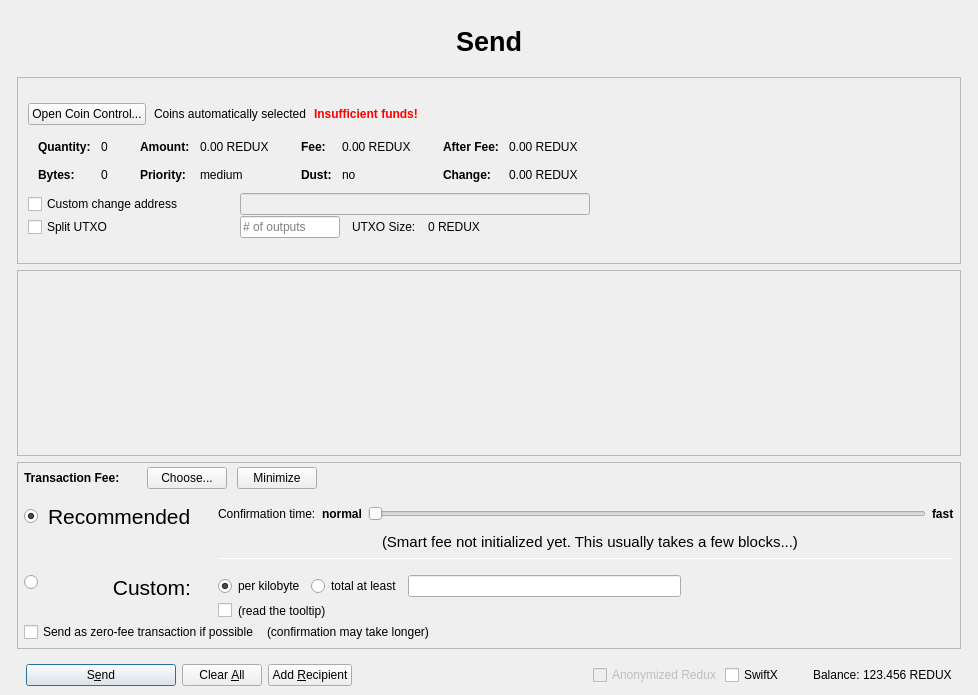
Old version of the form src/qt/forms/sendcoinsdialog.ui in the repository sicXnull/test.
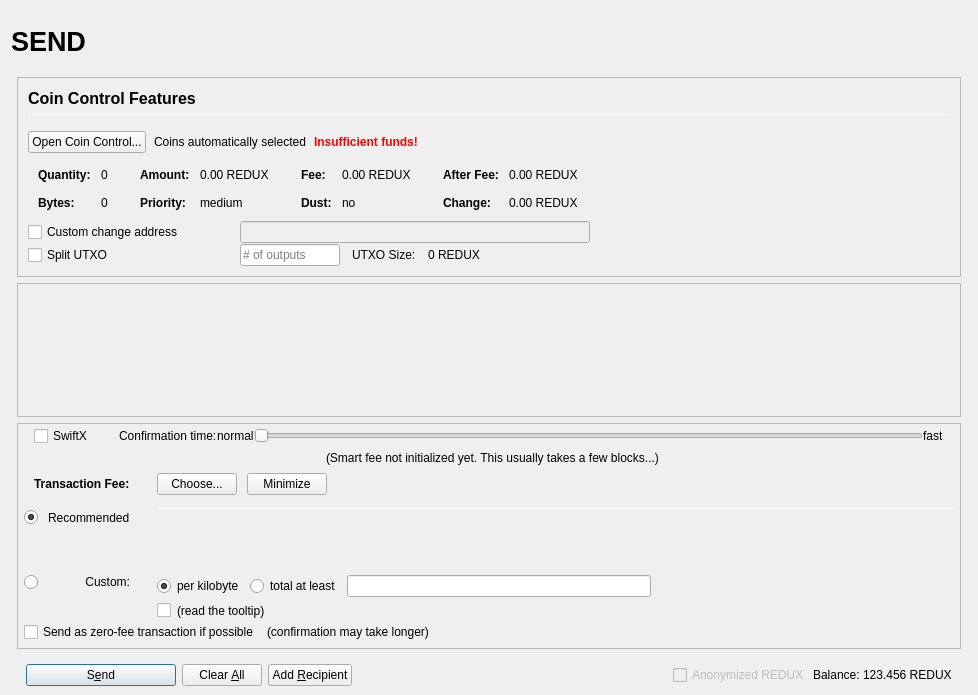
New version of the form. Icons and pictures are not drawn. Custom widgets are drawn as their Qt base class.

What changed in the file:
```diff
--- a/src/qt/forms/sendcoinsdialog.ui
+++ b/src/qt/forms/sendcoinsdialog.ui
@@ -53,7 +53,7 @@
          <number>0</number>
         </property>
         <item>
-         <layout class="QHBoxLayout" name="horizontalLayout_Header" stretch="0">
+         <layout class="QHBoxLayout" name="horizontalLayout_Header" stretch="1,0,1">
           <property name="spacing">
            <number>6</number>
           </property>
@@ -79,10 +79,50 @@
              </font>
             </property>
             <property name="text">
-             <string>Send</string>
+             <string>SEND</string>
             </property>
             <property name="alignment">
-             <set>Qt::AlignCenter</set>
+             <set>Qt::AlignLeading|Qt::AlignLeft|Qt::AlignVCenter</set>
+            </property>
+           </widget>
+          </item>
+          <item>
+           <spacer name="horizontalSpacer_Header">
+            <property name="orientation">
+             <enum>Qt::Horizontal</enum>
+            </property>
+            <property name="sizeHint" stdset="0">
+             <size>
+              <width>40</width>
+              <height>20</height>
+             </size>
+            </property>
+           </spacer>
+          </item>
+          <item>
+           <widget class="QLabel" name="labelOverviewHeaderRight">
+            <property name="minimumSize">
+             <size>
+              <width>464</width>
+              <height>60</height>
+             </size>
+            </property>
+            <property name="maximumSize">
+             <size>
+              <width>16777215</width>
+              <height>60</height>
+             </size>
+            </property>
+            <property name="font">
+             <font>
+              <pointsize>14</pointsize>
+             </font>
+            </property>
+            <property name="text">
+             <string/>
+            </property>
+            <property name="alignment">
+             <set>Qt::AlignRight|Qt::AlignTrailing|Qt::AlignVCenter</set>
             </property>
            </widget>
           </item>
@@ -170,6 +210,54 @@
                   <property name="spacing">
                    <number>6</number>
                   </property>
+                  <item>
+                   <widget class="QLabel" name="labelCoinControlFeatures">
+                    <property name="sizePolicy">
+                     <sizepolicy hsizetype="Preferred" vsizetype="Maximum">
+                      <horstretch>0</horstretch>
+                      <verstretch>0</verstretch>
+                     </sizepolicy>
+                    </property>
+                    <property name="minimumSize">
+                     <size>
+                      <width>0</width>
+                      <height>20</height>
+                     </size>
+                    </property>
+                    <property name="font">
+                     <font>
+                      <pointsize>12</pointsize>
+                      <weight>75</weight>
+                      <bold>true</bold>
+                     </font>
+                    </property>
+                    <property name="styleSheet">
+                     <string notr="true">font-weight:bold;</string>
+                    </property>
+                    <property name="text">
+                     <string>Coin Control Features</string>
+                    </property>
+                   </widget>
+                  </item>
+                  <item>
+                   <widget class="Line" name="line">
+                    <property name="minimumSize">
+                     <size>
+                      <width>0</width>
+                      <height>1</height>
+                     </size>
+                    </property>
+                    <property name="maximumSize">
+                     <size>
+                      <width>16777215</width>
+                      <height>1</height>
+                     </size>
+                    </property>
+                    <property name="orientation">
+                     <enum>Qt::Horizontal</enum>
+                    </property>
+                   </widget>
+                  </item>
                  </layout>
                 </item>
                </layout>
@@ -184,12 +272,6 @@
                 </property>
                 <item>
                  <widget class="QPushButton" name="pushButtonCoinControl">
-                  <property name="sizePolicy">
-                   <sizepolicy hsizetype="Minimum" vsizetype="Fixed">
-                    <horstretch>0</horstretch>
-                    <verstretch>0</verstretch>
-                   </sizepolicy>
-                  </property>
                   <property name="styleSheet">
                    <string notr="true"/>
                   </property>
@@ -816,7 +898,7 @@
              <x>0</x>
              <y>0</y>
              <width>944</width>
-             <height>110</height>
+             <height>69</height>
             </rect>
            </property>
            <layout class="QVBoxLayout" name="verticalLayout_2" stretch="0,1">
@@ -893,7 +975,7 @@
             <number>0</number>
            </property>
            <item>
-            <layout class="QVBoxLayout" name="verticalLayoutFee2" stretch="0,0,0">
+            <layout class="QVBoxLayout" name="verticalLayoutFee2" stretch="0,0,0,0">
              <property name="spacing">
               <number>0</number>
              </property>
@@ -906,8 +988,179 @@
              <property name="rightMargin">
               <number>6</number>
              </property>
+             <item>
+              <layout class="QVBoxLayout" name="verticalLayout_feeConf">
+               <property name="spacing">
+                <number>0</number>
+               </property>
+               <property name="leftMargin">
+                <number>10</number>
+               </property>
+               <property name="rightMargin">
+                <number>10</number>
+               </property>
+               <property name="bottomMargin">
+                <number>5</number>
+               </property>
+               <item>
+                <layout class="QHBoxLayout" name="horizontalLayoutFee9">
+                 <item>
+                  <widget class="QCheckBox" name="checkSwiftTX">
+                   <property name="enabled">
+                    <bool>true</bool>
+                   </property>
+                   <property name="minimumSize">
+                    <size>
+                     <width>85</width>
+                     <height>0</height>
+                    </size>
+                   </property>
+                   <property name="toolTip">
+                    <string>SwiftX technology allows for near instant transactions - A flat fee of 0.01 REDUX applies</string>
+                   </property>
+                   <property name="text">
+                    <string>SwiftX</string>
+                   </property>
+                  </widget>
+                 </item>
+                 <item>
+                  <widget class="QLabel" name="labelSmartFee3">
+                   <property name="text">
+                    <string>Confirmation time:</string>
+                   </property>
+                   <property name="margin">
+                    <number>2</number>
+                   </property>
+                  </widget>
+                 </item>
+                 <item>
+                  <widget class="QLabel" name="labelSmartFeeNormal">
+                   <property name="text">
+                    <string>normal</string>
+                   </property>
+                   <property name="margin">
+                    <number>8</number>
+                   </property>
+                  </widget>
+                 </item>
+                 <item>
+                  <widget class="QSlider" name="sliderSmartFee">
+                   <property name="minimumSize">
+                    <size>
+                     <width>0</width>
+                     <height>24</height>
+                    </size>
+                   </property>
+                   <property name="minimum">
+                    <number>0</number>
+                   </property>
+                   <property name="maximum">
+                    <number>24</number>
+                   </property>
+                   <property name="pageStep">
+                    <number>1</number>
+                   </property>
+                   <property name="value">
+                    <number>0</number>
+                   </property>
+                   <property name="orientation">
+                    <enum>Qt::Horizontal</enum>
+                   </property>
+                   <property name="invertedAppearance">
+                    <bool>false</bool>
+                   </property>
+                   <property name="invertedControls">
+                    <bool>false</bool>
+                   </property>
+                   <property name="tickPosition">
+                    <enum>QSlider::NoTicks</enum>
+                   </property>
+                  </widget>
+                 </item>
+                 <item>
+                  <widget class="QLabel" name="labelSmartFeeFast">
+                   <property name="text">
+                    <string>fast</string>
+                   </property>
+                   <property name="margin">
+                    <number>8</number>
+                   </property>
+                  </widget>
+                 </item>
+                </layout>
+               </item>
+               <item>
+                <layout class="QHBoxLayout" name="horizontalLayout_recommended_texts">
+                 <property name="spacing">
+                  <number>0</number>
+                 </property>
+                 <item>
+                  <spacer name="horizontalSpacer_8">
+                   <property name="orientation">
+                    <enum>Qt::Horizontal</enum>
+                   </property>
+                   <property name="sizeHint" stdset="0">
+                    <size>
+                     <width>40</width>
+                     <height>20</height>
+                    </size>
+                   </property>
+                  </spacer>
+                 </item>
+                 <item>
+                  <widget class="QLabel" name="labelFeeEstimation">
+                   <property name="text">
+                    <string/>
+                   </property>
+                   <property name="margin">
+                    <number>2</number>
+                   </property>
+                  </widget>
+                 </item>
+                 <item>
+                  <widget class="QLabel" name="labelSmartFee2">
+                   <property name="text">
+                    <string>(Smart fee not initialized yet. This usually takes a few blocks...)</string>
+                   </property>
+                   <property name="alignment">
+                    <set>Qt::AlignLeading|Qt::AlignLeft|Qt::AlignVCenter</set>
+                   </property>
+                   <property name="wordWrap">
+                    <bool>false</bool>
+                   </property>
+                   <property name="margin">
+                    <number>2</number>
+                   </property>
+                   <property name="indent">
+                    <number>-1</number>
+                   </property>
+                  </widget>
+                 </item>
+                 <item>
+                  <spacer name="horizontalSpacer_3">
+                   <property name="orientation">
+                    <enum>Qt::Horizontal</enum>
+                   </property>
+                   <property name="sizeHint" stdset="0">
+                    <size>
+                     <width>40</width>
+                     <height>20</height>
+                    </size>
+                   </property>
+                  </spacer>
+                 </item>
+                </layout>
+               </item>
+              </layout>
+             </item>
              <item>
               <layout class="QHBoxLayout" name="horizontalLayoutFee1">
+               <property name="leftMargin">
+                <number>10</number>
+               </property>
+               <property name="rightMargin">
+                <number>10</number>
+               </property>
                <property name="bottomMargin">
                 <number>0</number>
                </property>
@@ -916,22 +1169,6 @@
                  <property name="spacing">
                   <number>0</number>
                  </property>
-                 <item>
-                  <spacer name="verticalSpacerSmartFee">
-                   <property name="orientation">
-                    <enum>Qt::Vertical</enum>
-                   </property>
-                   <property name="sizeType">
-                    <enum>QSizePolicy::Fixed</enum>
-                   </property>
-                   <property name="sizeHint" stdset="0">
-                    <size>
-                     <width>1</width>
-                     <height>4</height>
-                    </size>
-                   </property>
-                  </spacer>
-                 </item>
                  <item>
                   <layout class="QHBoxLayout" name="horizontalLayoutSmartFee">
                    <property name="spacing">
@@ -1093,11 +1330,6 @@
                   </item>
                   <item row="3" column="1">
                    <widget class="QLabel" name="labelCustomFee">
-                    <property name="font">
-                     <font>
-                      <pointsize>16</pointsize>
-                     </font>
-                    </property>
                     <property name="text">
                      <string>Custom:</string>
                     </property>
@@ -1207,18 +1439,13 @@
                   </item>
                   <item row="1" column="1">
                    <widget class="QLabel" name="labelSmartFee_2">
-                    <property name="font">
-                     <font>
-                      <pointsize>16</pointsize>
-                     </font>
-                    </property>
                     <property name="text">
                      <string>Recommended</string>
                     </property>
                    </widget>
                   </item>
                   <item row="0" column="4" rowspan="3">
-                   <layout class="QVBoxLayout" name="verticalLayoutFee3" stretch="0,0,0,0,1,0">
+                   <layout class="QVBoxLayout" name="verticalLayoutFee3" stretch="0,0,0,0">
                     <property name="spacing">
                      <number>6</number>
                     </property>
@@ -1226,152 +1453,8 @@
                      <number>2</number>
                     </property>
                     <property name="bottomMargin">
-                     <number>0</number>
+                     <number>20</number>
                     </property>
-                    <item>
-                     <layout class="QHBoxLayout" name="horizontalLayoutFee9">
-                      <item>
-                       <widget class="QLabel" name="labelSmartFee3">
-                        <property name="text">
-                         <string>Confirmation time:</string>
-                        </property>
-                        <property name="margin">
-                         <number>2</number>
-                        </property>
-                       </widget>
-                      </item>
-                      <item>
-                       <widget class="QLabel" name="labelSmartFeeNormal">
-                        <property name="font">
-                         <font>
-                          <weight>75</weight>
-                          <bold>true</bold>
-                         </font>
-                        </property>
-                        <property name="text">
-                         <string>normal</string>
-                        </property>
-                        <property name="margin">
-                         <number>2</number>
-                        </property>
-                       </widget>
-                      </item>
-                      <item>
-                       <widget class="QSlider" name="sliderSmartFee">
-                        <property name="minimumSize">
-                         <size>
-                          <width>0</width>
-                          <height>24</height>
-                         </size>
-                        </property>
-                        <property name="minimum">
-                         <number>0</number>
-                        </property>
-                        <property name="maximum">
-                         <number>24</number>
-                        </property>
-                        <property name="pageStep">
-                         <number>1</number>
-                        </property>
-                        <property name="value">
-                         <number>0</number>
-                        </property>
-                        <property name="orientation">
-                         <enum>Qt::Horizontal</enum>
-                        </property>
-                        <property name="invertedAppearance">
-                         <bool>false</bool>
-                        </property>
-                        <property name="invertedControls">
-                         <bool>false</bool>
-                        </property>
-                        <property name="tickPosition">
-                         <enum>QSlider::NoTicks</enum>
-                        </property>
-                       </widget>
-                      </item>
-                      <item>
-                       <widget class="QLabel" name="labelSmartFeeFast">
-                        <property name="font">
-                         <font>
-                          <weight>75</weight>
-                          <bold>true</bold>
-                         </font>
-                        </property>
-                        <property name="text">
-                         <string>fast</string>
-                        </property>
-                       </widget>
-                      </item>
-                     </layout>
-                    </item>
-                    <item>
-                     <layout class="QHBoxLayout" name="horizontalLayout_recommended_texts">
-                      <property name="spacing">
-                       <number>0</number>
-                      </property>
-                      <item>
-                       <spacer name="horizontalSpacer_8">
-                        <property name="orientation">
-                         <enum>Qt::Horizontal</enum>
-                        </property>
-                        <property name="sizeHint" stdset="0">
-                         <size>
-                          <width>100</width>
-                          <height>20</height>
-                         </size>
-                        </property>
-                       </spacer>
-                      </item>
-                      <item>
-                       <widget class="QLabel" name="labelFeeEstimation">
-                        <property name="text">
-                         <string/>
-                        </property>
-                        <property name="margin">
-                         <number>2</number>
-                        </property>
-                       </widget>
-                      </item>
-                      <item>
-                       <widget class="QLabel" name="labelSmartFee2">
-                        <property name="font">
-                         <font>
-                          <pointsize>11</pointsize>
-                         </font>
-                        </property>
-                        <property name="text">
-                         <string>(Smart fee not initialized yet. This usually takes a few blocks...)</string>
-                        </property>
-                        <property name="alignment">
-                         <set>Qt::AlignLeading|Qt::AlignLeft|Qt::AlignVCenter</set>
-                        </property>
-                        <property name="wordWrap">
-                         <bool>false</bool>
-                        </property>
-                        <property name="margin">
-                         <number>2</number>
-                        </property>
-                        <property name="indent">
-                         <number>-1</number>
-                        </property>
-                       </widget>
-                      </item>
-                      <item>
-                       <spacer name="horizontalSpacer_3">
-                        <property name="orientation">
-                         <enum>Qt::Horizontal</enum>
-                        </property>
-                        <property name="sizeHint" stdset="0">
-                         <size>
-                          <width>40</width>
-                          <height>20</height>
-                         </size>
-                        </property>
-                       </spacer>
-                      </item>
-                     </layout>
-                    </item>
                     <item>
                      <widget class="Line" name="line_2">
                       <property name="minimumSize">
@@ -1429,7 +1512,7 @@
                       <property name="sizeHint" stdset="0">
                        <size>
                         <width>20</width>
-                        <height>10</height>
+                        <height>40</height>
                        </size>
                       </property>
                      </spacer>
@@ -1619,28 +1702,12 @@
                 <bool>false</bool>
                </property>
                <property name="text">
-                <string>Anonymized Redux</string>
+                <string>Anonymized REDUX</string>
                </property>
               </widget>
              </item>
              <item>
-              <widget class="QCheckBox" name="checkSwiftTX">
-               <property name="enabled">
-                <bool>true</bool>
-               </property>
-               <property name="minimumSize">
-                <size>
-                 <width>85</width>
-                 <height>0</height>
-                </size>
-               </property>
-               <property name="text">
-                <string>SwiftX</string>
-               </property>
-              </widget>
-             </item>
-             <item>
-              <widget class="QLabel" name="labelForBalance">
+              <widget class="QLabel" name="label">
                <property name="text">
                 <string>Balance:</string>
                </property>
```
Left out of the diff: 58 changed lines with no effect on the pictures.
